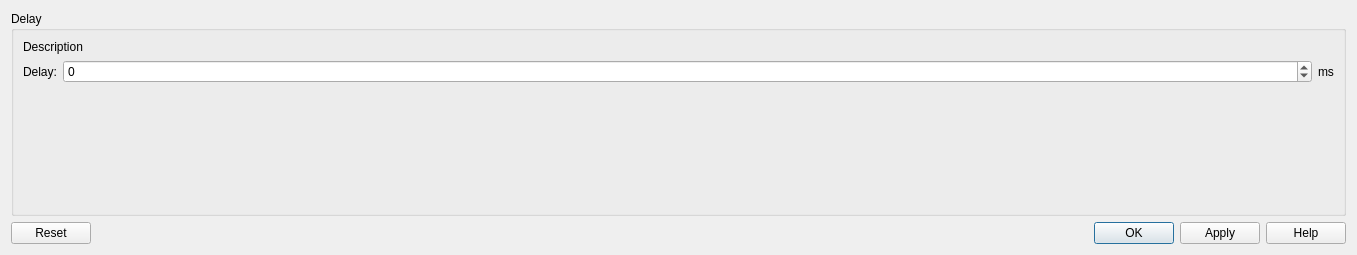
First picture: the form in gns3/ui/filter_dialog.ui, repository GNS3/gns3-gui, before the edit.
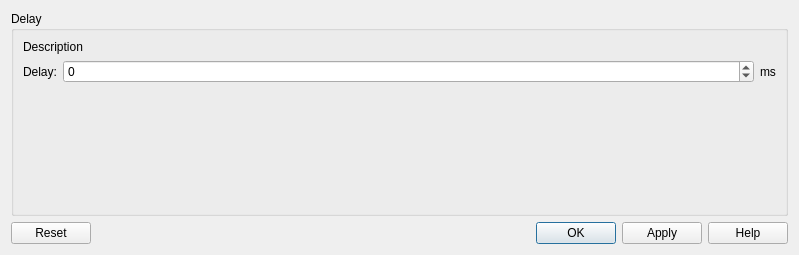
Second picture: the form after the edit.

Commit message: Change width of packet filters dialog (Fixes #2244)

```diff
--- a/gns3/ui/filter_dialog.ui
+++ b/gns3/ui/filter_dialog.ui
@@ -9,7 +9,7 @@
    <rect>
     <x>0</x>
     <y>0</y>
-    <width>1357</width>
+    <width>799</width>
     <height>255</height>
    </rect>
   </property>
```
The commit also changes 1 other file.
